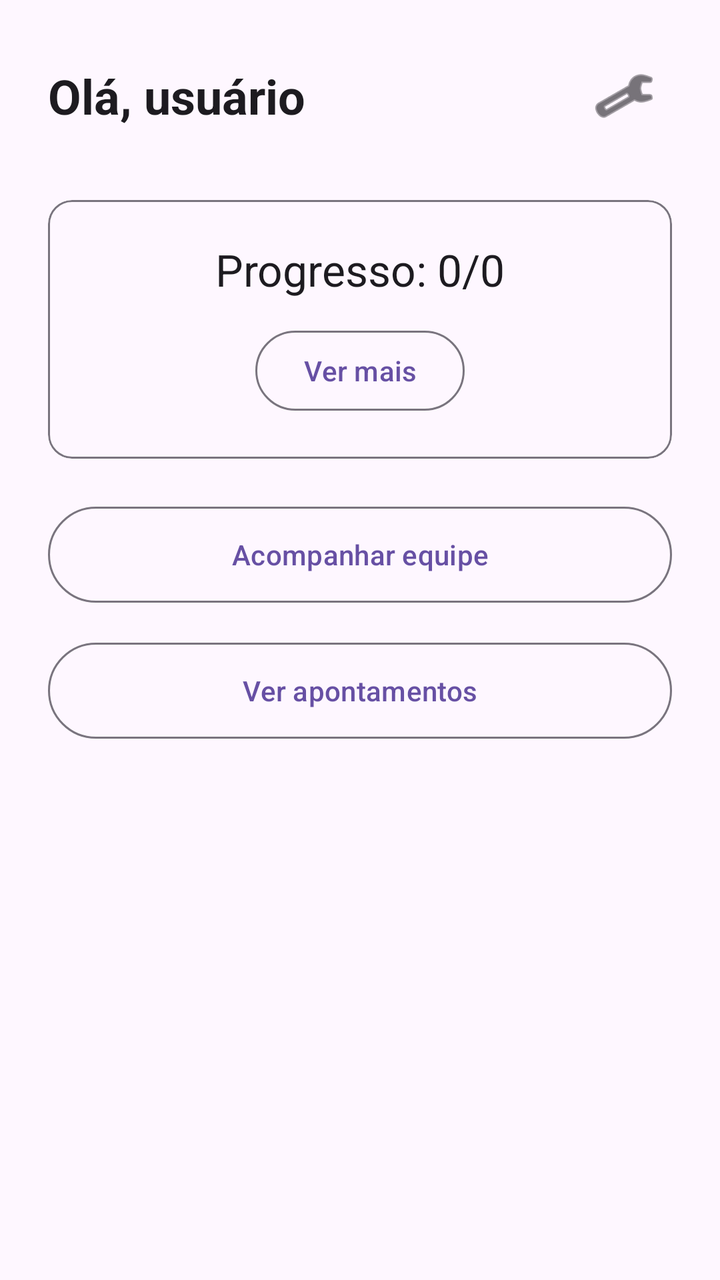
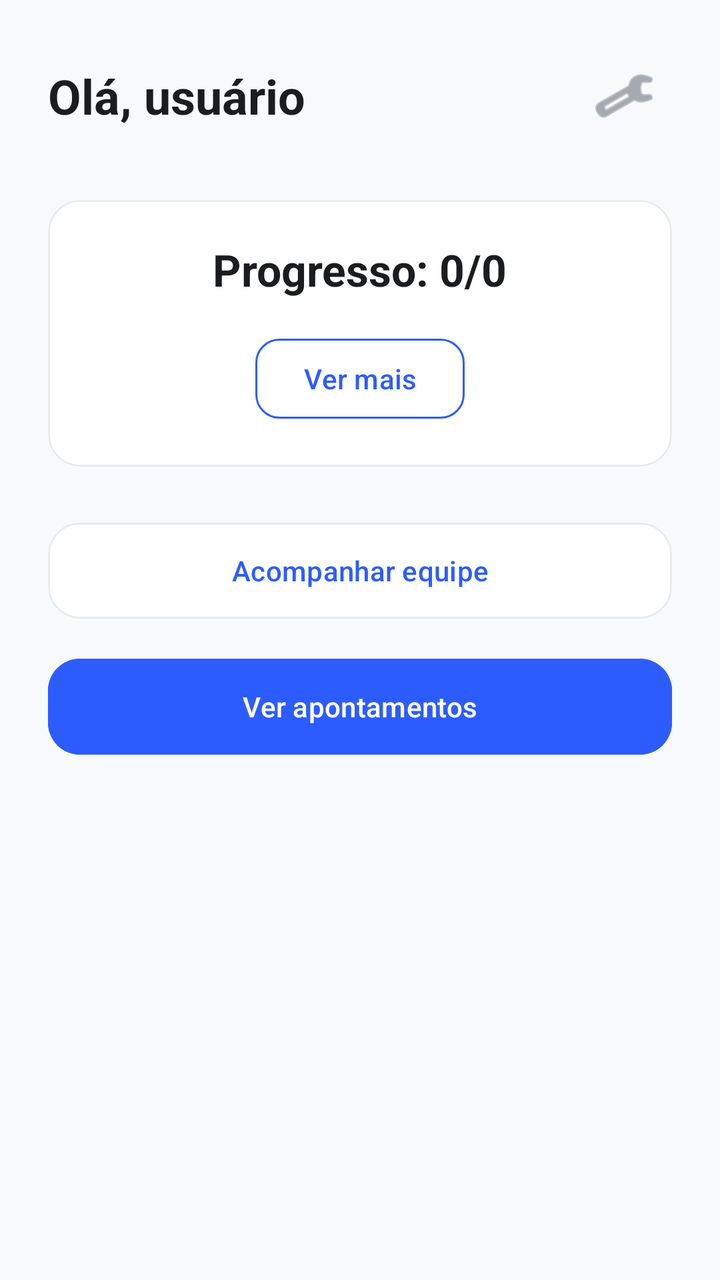

An Android layout rendered at two revisions. The XML below is the earlier revision; the diff shows what the commit changed to produce the second picture.
<!-- AndroidManifest.xml: application theme Theme.TCC -->
<!-- res/layout/dashboard.xml -->
<?xml version="1.0" encoding="utf-8"?>
<ScrollView xmlns:android="http://schemas.android.com/apk/res/android"
    xmlns:app="http://schemas.android.com/apk/res-auto"
    android:layout_width="match_parent"
    android:layout_height="match_parent"
    android:fillViewport="true">

    <LinearLayout
        android:layout_width="match_parent"
        android:layout_height="wrap_content"
        android:orientation="vertical"
        android:padding="24dp">

        <LinearLayout
            android:layout_width="match_parent"
            android:layout_height="wrap_content"
            android:gravity="center_vertical"
            android:orientation="horizontal">

            <TextView
                android:id="@+id/tvNomeUsuario"
                android:layout_width="0dp"
                android:layout_height="wrap_content"
                android:layout_weight="1"
                android:text="@string/ola_usuario_padrao"
                android:textAppearance="?attr/textAppearanceHeadlineSmall"
                android:textStyle="bold" />

            <ImageButton
                android:id="@+id/btnConfig"
                android:layout_width="48dp"
                android:layout_height="48dp"
                android:background="?attr/selectableItemBackgroundBorderless"
                android:contentDescription="@string/configuracoes"
                android:src="@android:drawable/ic_menu_preferences"
                app:tint="?attr/colorOnSurface" />
        </LinearLayout>

        <com.google.android.material.card.MaterialCardView
            android:layout_width="match_parent"
            android:layout_height="wrap_content"
            android:layout_marginTop="28dp"
            app:cardElevation="0dp"
            app:strokeColor="?attr/colorOutline"
            app:strokeWidth="1dp">

            <LinearLayout
                android:layout_width="match_parent"
                android:layout_height="wrap_content"
                android:gravity="center"
                android:orientation="vertical"
                android:padding="20dp">

                <TextView
                    android:id="@+id/tvProgresso"
                    android:layout_width="wrap_content"
                    android:layout_height="wrap_content"
                    android:text="@string/progresso_inicial"
                    android:textAppearance="?attr/textAppearanceTitleLarge" />

                <Button
                    android:id="@+id/btnVerMais"
                    style="?attr/materialButtonOutlinedStyle"
                    android:layout_width="wrap_content"
                    android:layout_height="wrap_content"
                    android:layout_marginTop="12dp"
                    android:text="@string/ver_mais"
                    android:textAllCaps="false" />
            </LinearLayout>
        </com.google.android.material.card.MaterialCardView>

        <Button
            android:id="@+id/btnAcompanharEquipe"
            style="?attr/materialButtonOutlinedStyle"
            android:layout_width="match_parent"
            android:layout_height="56dp"
            android:layout_marginTop="20dp"
            android:text="@string/acompanhar_equipe"
            android:textAllCaps="false" />

        <Button
            android:id="@+id/btnVerApontamentos"
            style="?attr/materialButtonOutlinedStyle"
            android:layout_width="match_parent"
            android:layout_height="56dp"
            android:layout_marginTop="12dp"
            android:text="@string/ver_apontamentos"
            android:textAllCaps="false" />

    </LinearLayout>
</ScrollView>
<!-- resources referenced by this layout -->
<resources>
  <string name="acompanhar_equipe">Acompanhar equipe</string>
  <string name="configuracoes">Configurações</string>
  <string name="ola_usuario_padrao">Olá, usuário</string>
  <string name="progresso_inicial">Progresso: 0/0</string>
  <string name="ver_apontamentos">Ver apontamentos</string>
  <string name="ver_mais">Ver mais</string>
  <style name="Theme.TCC" parent="Base.Theme.TCC" />
  <style name="Base.Theme.TCC" parent="Theme.Material3.DayNight.NoActionBar">
          
          
      </style>
</resources>

<!-- the commit's change to res/layout/dashboard.xml (unified diff, before → after) -->
@@ -3,6 +3,7 @@
     xmlns:app="http://schemas.android.com/apk/res-auto"
     android:layout_width="match_parent"
     android:layout_height="match_parent"
+    android:background="@color/background_light"
     android:fillViewport="true">
 
     <LinearLayout
@@ -24,6 +25,7 @@
                 android:layout_weight="1"
                 android:text="@string/ola_usuario_padrao"
                 android:textAppearance="?attr/textAppearanceHeadlineSmall"
+                android:textColor="@color/text_primary"
                 android:textStyle="bold" />
 
             <ImageButton
@@ -33,15 +35,17 @@
                 android:background="?attr/selectableItemBackgroundBorderless"
                 android:contentDescription="@string/configuracoes"
                 android:src="@android:drawable/ic_menu_preferences"
-                app:tint="?attr/colorOnSurface" />
+                app:tint="@color/text_secondary" />
         </LinearLayout>
 
         <com.google.android.material.card.MaterialCardView
             android:layout_width="match_parent"
             android:layout_height="wrap_content"
             android:layout_marginTop="28dp"
+            app:cardBackgroundColor="@color/white"
+            app:cardCornerRadius="16dp"
             app:cardElevation="0dp"
-            app:strokeColor="?attr/colorOutline"
+            app:strokeColor="@color/border_color"
             app:strokeWidth="1dp">
 
             <LinearLayout
@@ -56,36 +60,48 @@
                     android:layout_width="wrap_content"
                     android:layout_height="wrap_content"
                     android:text="@string/progresso_inicial"
-                    android:textAppearance="?attr/textAppearanceTitleLarge" />
+                    android:textAppearance="?attr/textAppearanceTitleLarge"
+                    android:textColor="@color/text_primary"
+                    android:textStyle="bold" />
 
                 <Button
                     android:id="@+id/btnVerMais"
                     style="?attr/materialButtonOutlinedStyle"
                     android:layout_width="wrap_content"
                     android:layout_height="wrap_content"
-                    android:layout_marginTop="12dp"
+                    android:layout_marginTop="16dp"
                     android:text="@string/ver_mais"
-                    android:textAllCaps="false" />
+                    android:textAllCaps="false"
+                    android:textColor="@color/primary_blue"
+                    app:cornerRadius="12dp"
+                    app:strokeColor="@color/primary_blue" />
             </LinearLayout>
         </com.google.android.material.card.MaterialCardView>
 
         <Button
             android:id="@+id/btnAcompanharEquipe"
-            style="?attr/materialButtonOutlinedStyle"
             android:layout_width="match_parent"
             android:layout_height="56dp"
-            android:layout_marginTop="20dp"
+            android:layout_marginTop="24dp"
+            android:backgroundTint="@color/white"
             android:text="@string/acompanhar_equipe"
-            android:textAllCaps="false" />
+            android:textAllCaps="false"
+            android:textColor="@color/primary_blue"
+            app:cornerRadius="16dp"
+            app:strokeColor="@color/border_color"
+            app:strokeWidth="1dp"
+            style="@style/Widget.Material3.Button.OutlinedButton"/>
 
         <Button
             android:id="@+id/btnVerApontamentos"
-            style="?attr/materialButtonOutlinedStyle"
             android:layout_width="match_parent"
             android:layout_height="56dp"
             android:layout_marginTop="12dp"
+            android:backgroundTint="@color/primary_blue"
             android:text="@string/ver_apontamentos"
-            android:textAllCaps="false" />
+            android:textAllCaps="false"
+            android:textColor="@color/white"
+            app:cornerRadius="16dp" />
 
     </LinearLayout>
 </ScrollView>
<!-- resource entries referenced after the edit -->
@@ -1,5 +1,11 @@
 <!-- resources referenced by this layout -->
 <resources>
+  <color name="background_light">#F8F9FB</color>
+  <color name="border_color">#E9ECEF</color>
+  <color name="primary_blue">#2D5CFE</color>
+  <color name="text_primary">#1A1C1E</color>
+  <color name="text_secondary">#6C757D</color>
+  <color name="white">#FFFFFFFF</color>
   <string name="acompanhar_equipe">Acompanhar equipe</string>
   <string name="configuracoes">Configurações</string>
   <string name="ola_usuario_padrao">Olá, usuário</string>
@@ -7,9 +13,18 @@
   <string name="ver_apontamentos">Ver apontamentos</string>
   <string name="ver_mais">Ver mais</string>
   <style name="Theme.TCC" parent="Base.Theme.TCC" />
-  <style name="Base.Theme.TCC" parent="Theme.Material3.DayNight.NoActionBar">
+  <style name="Base.Theme.TCC" parent="Theme.Material3.Light.NoActionBar">
           
+          <item name="colorPrimary">@color/primary_blue</item>
+          <item name="colorOnPrimary">@color/white</item>
+          <item name="colorSecondary">@color/accent_green</item>
+          <item name="colorOnSecondary">@color/white</item>
+          <item name="android:windowBackground">@color/background_light</item>
+  
           
+          <item name="android:textColorPrimary">@color/text_primary</item>
+          <item name="android:textColorSecondary">@color/text_secondary</item>
       </style>
+  <color name="accent_green">#10B981</color>
 </resources>
 
